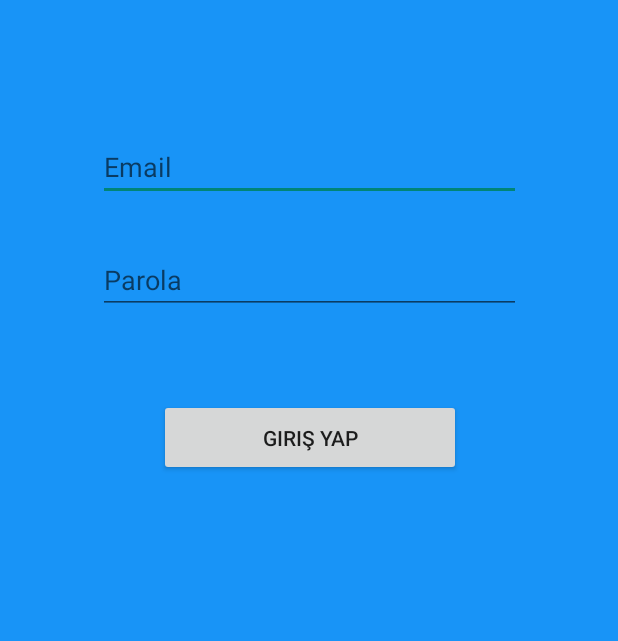
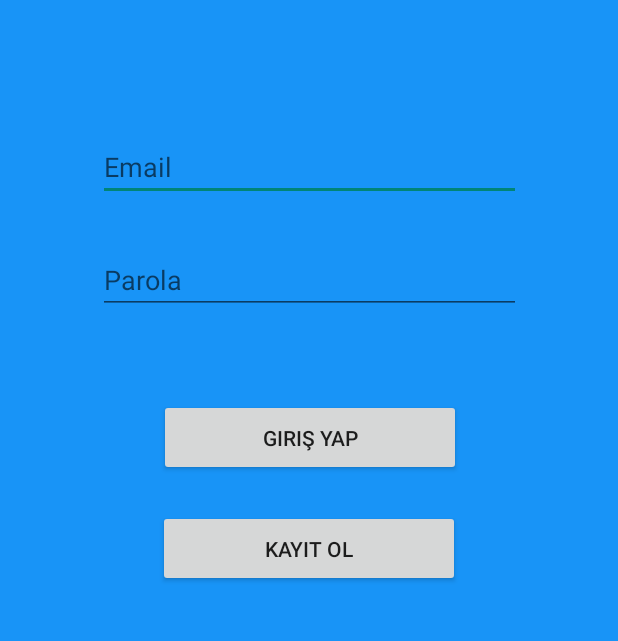
Before and after one commit to yhinislioglu/test, an Android app: the screen it shows after launch (LoginActivity), on a phone screen of 412 x 824 dp, the part 181-822 px from its top. Run offline under Robolectric (Android 15) with nearby library versions, the phone set to English and light mode, and no system bars.

Commit message:
09072019

```diff
--- a/KitapGunlugum/app/src/main/java/com/example/kitapgunlugum/LoginActivity.java
+++ b/KitapGunlugum/app/src/main/java/com/example/kitapgunlugum/LoginActivity.java
@@ -28,7 +28,7 @@ public class LoginActivity extends AppCompatActivity {
 
     public Token token = new Token();
 
-    private Button loginBtn;
+    private Button loginBtn,registrationBtn;
     private EditText editTextEmail;
     private EditText editTextPassword;
     private ProgressDialog progressDialog;
@@ -42,6 +42,7 @@ public class LoginActivity extends AppCompatActivity {
 
 
         loginBtn = findViewById(R.id.btnLogin);
+        registrationBtn = findViewById(R.id.btnRegistration);
         editTextEmail = findViewById(R.id.txtEmail);
         editTextPassword = findViewById(R.id.txtParola);
 
@@ -57,6 +58,15 @@ public class LoginActivity extends AppCompatActivity {
                     editTextPassword.requestFocus();
                     editTextPassword.setError("Şifrenizi giriniz.");
                 }
+            }
+        });
+
+        registrationBtn.setOnClickListener(new View.OnClickListener() {
+            @Override
+            public void onClick(View v) {
+                Intent intent = new Intent(getApplicationContext(),RegisterActivity.class);
+                startActivity(intent);
+                overridePendingTransition(R.anim.slide_in_right,R.anim.slide_out_left);
             }
         });
 
--- a/KitapGunlugum/app/src/main/java/com/example/kitapgunlugum/api/RetrofitLoginService.java
+++ b/KitapGunlugum/app/src/main/java/com/example/kitapgunlugum/api/RetrofitLoginService.java
@@ -10,7 +10,7 @@ import retrofit2.http.POST;
 
 public interface RetrofitLoginService {
 
-    String BASE_URL = "http://62.248.59.168:8623/";
+    String BASE_URL = "http://sinavgunlugum.com/";
 
     @POST("api/rest-auth/login/")
     Call<LoginResponse> loginResponseCall(@Body LoginInfo loginInfo);
--- a/KitapGunlugum/app/src/main/res/layout/activity_login.xml
+++ b/KitapGunlugum/app/src/main/res/layout/activity_login.xml
@@ -82,4 +82,22 @@
         app:layout_constraintHorizontal_bias="0.502"
         app:layout_constraintStart_toStartOf="parent"
         app:layout_constraintTop_toTopOf="parent" />
+
+    <Button
+        android:id="@+id/btnRegistration"
+        style="@style/Widget.AppCompat.Button"
+        android:layout_width="201dp"
+        android:layout_height="51dp"
+        android:layout_marginStart="8dp"
+        android:layout_marginLeft="8dp"
+        android:layout_marginTop="8dp"
+        android:layout_marginEnd="8dp"
+        android:layout_marginRight="8dp"
+        android:layout_marginBottom="8dp"
+        android:text="Kayıt Ol"
+        app:layout_constraintBottom_toBottomOf="parent"
+        app:layout_constraintEnd_toEndOf="parent"
+        app:layout_constraintStart_toStartOf="parent"
+        app:layout_constraintTop_toTopOf="parent"
+        app:layout_constraintVertical_bias="0.598" />
 </android.support.constraint.ConstraintLayout>
--- a/KitapGunlugum/app/src/main/res/values/strings.xml
+++ b/KitapGunlugum/app/src/main/res/values/strings.xml
@@ -1,4 +1,7 @@
 <resources>
     <string name="app_name">Sınav Günlüğüm</string>
     <string name="My_Book">Kitaplarım</string>
+    <string name="Register">Kayıt Ol</string>
+    <string name="Login">Giriş Yap</string>
+
 </resources>
--- a/KitapGunlugum/app/src/main/res/values/styles.xml
+++ b/KitapGunlugum/app/src/main/res/values/styles.xml
@@ -12,8 +12,12 @@
     <style name="SplashTheme" parent="Theme.AppCompat.NoActionBar">
         <item name="android:windowBackground">@drawable/backgroundsplash</item>
     </style>
-
+    <!-- LoginScreen theme. -->
     <style name="LoginTheme" parent="Theme.AppCompat.Light.NoActionBar">
+        <item name="android:windowBackground">@drawable/backgroundsplash</item>
+    </style>
+    <!-- RegistrationScreen theme. -->
+    <style name="RegisterTheme" parent="Theme.AppCompat.Light.DarkActionBar">
         <item name="android:windowBackground">@drawable/backgroundsplash</item>
     </style>
 
```
Also changed, not shown: KitapGunlugum/app/src/main/AndroidManifest.xml (+5 -2 lines), KitapGunlugum/app/src/main/java/com/example/kitapgunlugum/RegisterActivity.java (added, +13 -0 lines), KitapGunlugum/app/src/main/res/layout/activity_my_book.xml (+1 -9 lines), KitapGunlugum/app/src/main/res/layout/activity_register.xml (added, +11 -0 lines).
